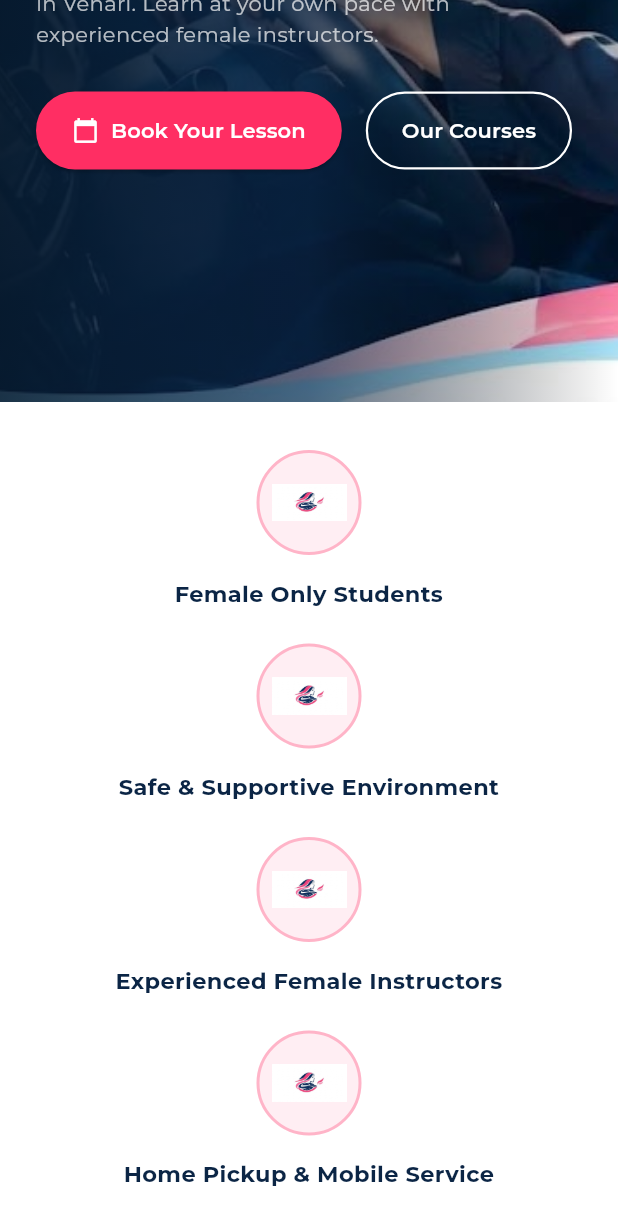
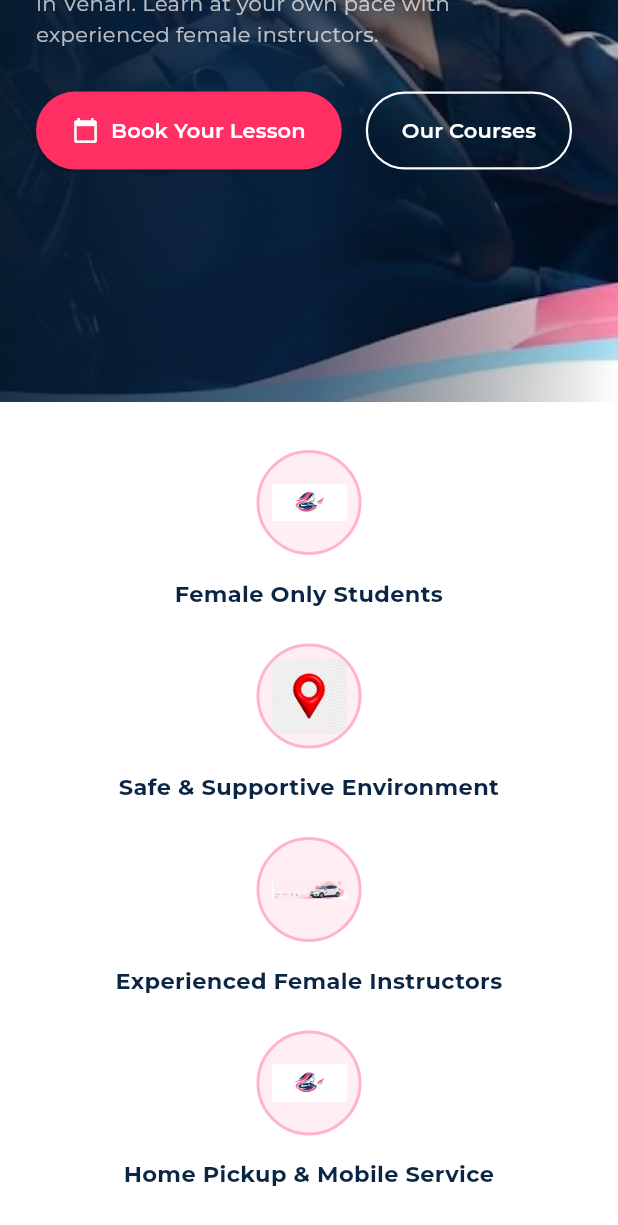
Before and after one commit to mianzainjhandir/Parwaaz_Driving_Institute, a Flutter app: the screen it shows after launch, scrolled down 462 dp, on a phone screen of 412 x 824 dp. Shown: the top 1225 px of the screen. Run offline on Flutter 3.47's test engine with Material 3 defaults, Android fonts, the phone set to English and light mode, and no system bars; our stand-ins replace font_awesome_flutter, get, google_fonts.

Commit message:
Include img_3.png in features highlight items

```diff
--- a/lib/views/home_content.dart
+++ b/lib/views/home_content.dart
@@ -183,7 +183,7 @@ class _HomeContentState extends State<HomeContent> {
               ),
             ),
 
-            // Features Highlights Bar with Images
+            // Features Highlights Bar with img_1, img_2, img_3
             Container(
               width: double.infinity,
               color: Colors.white,
@@ -204,14 +204,14 @@ class _HomeContentState extends State<HomeContent> {
                         _verticalDivider(),
                         Expanded(
                           child: _featureItem(
-                            'assets/images/img_1.png',
+                            'assets/images/img_2.png',
                             'Safe & Supportive\nEnvironment',
                           ),
                         ),
                         _verticalDivider(),
                         Expanded(
                           child: _featureItem(
-                            'assets/images/img_1.png',
+                            'assets/images/img_3.png',
                             'Experienced\nFemale Instructors',
                           ),
                         ),
@@ -232,12 +232,12 @@ class _HomeContentState extends State<HomeContent> {
                         ),
                         const SizedBox(height: 24),
                         _featureItem(
-                          'assets/images/img_1.png',
+                          'assets/images/img_2.png',
                           'Safe & Supportive Environment',
                         ),
                         const SizedBox(height: 24),
                         _featureItem(
-                          'assets/images/img_1.png',
+                          'assets/images/img_3.png',
                           'Experienced Female Instructors',
                         ),
                         const SizedBox(height: 24),
```
Also changed, not shown: assets/images/img_3.png (added).
